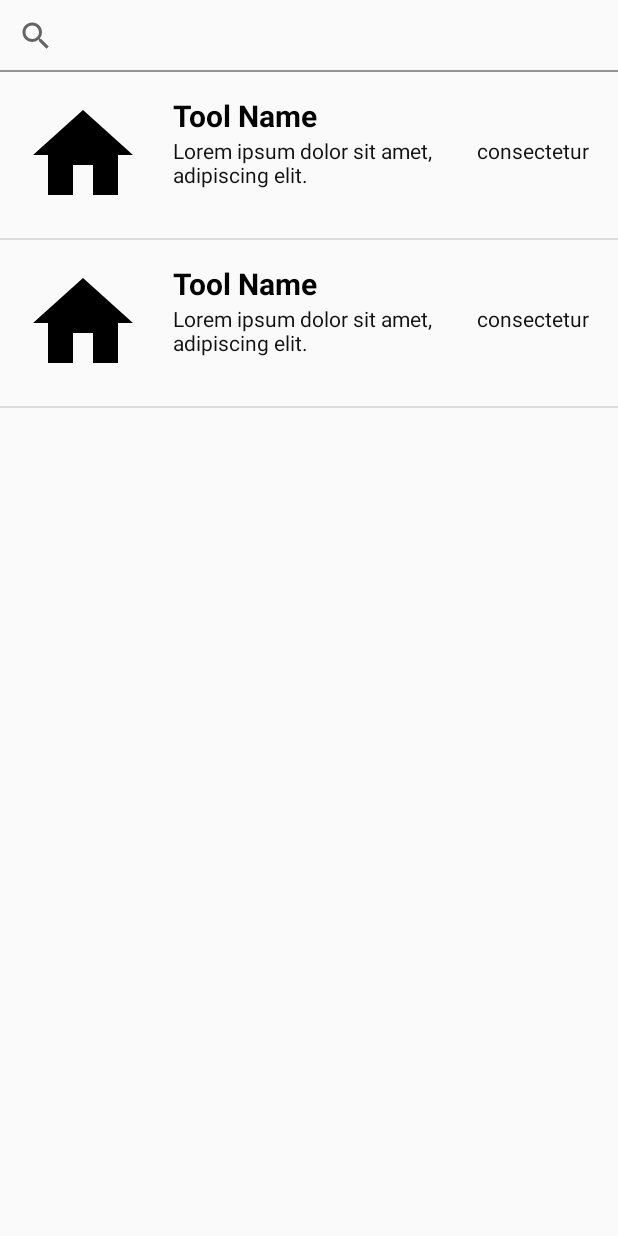
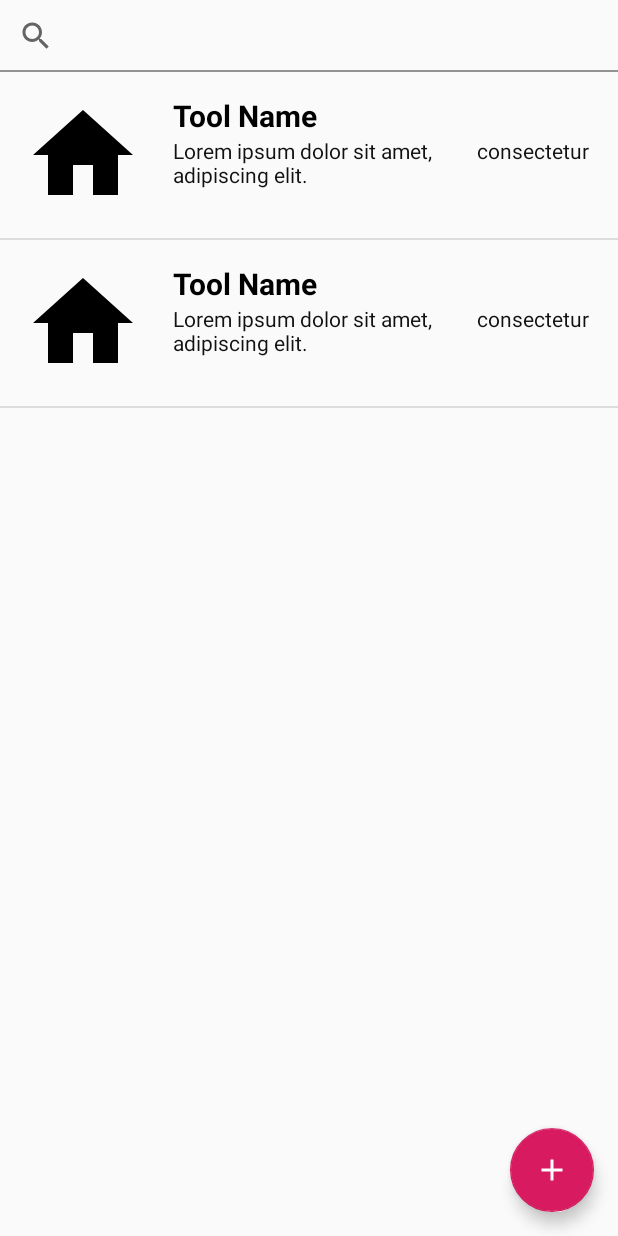
Before and after one commit to MTNANCE/ToolSquirrel, an Android app: the fragment ProjectFragment shown on its own in the app's theme, on a phone screen of 412 x 824 dp. Run offline under Robolectric (Android 15) with nearby library versions, the phone set to English and light mode, and no system bars; our stand-ins replace Picasso; network calls fail; pictures from the network do not load; 3 statements that could not run were skipped.

Commit message:
Added search functionality to Home and fab button to projects

```diff
--- a/app/src/main/java/no/purplecloud/toolsquirrel/ui/project/ProjectFragment.java
+++ b/app/src/main/java/no/purplecloud/toolsquirrel/ui/project/ProjectFragment.java
@@ -13,6 +13,8 @@ import androidx.recyclerview.widget.DividerItemDecoration;
 import androidx.recyclerview.widget.LinearLayoutManager;
 import androidx.recyclerview.widget.RecyclerView;
 
+import com.google.android.material.floatingactionbutton.FloatingActionButton;
+
 import no.purplecloud.toolsquirrel.R;
 
 public class ProjectFragment extends Fragment {
@@ -27,6 +29,8 @@ public class ProjectFragment extends Fragment {
         View rootView = inflater.inflate(R.layout.fragment_projects, container, false);
         // The recycler view
         RecyclerView recyclerView = rootView.findViewById(R.id.projects_recycler_view);
+        // Floating Action Add Button
+        FloatingActionButton fab = rootView.findViewById(R.id.fab);
         // Linear layout
         LinearLayoutManager linearLayoutManager = new LinearLayoutManager(recyclerView.getContext());
         recyclerView.setLayoutManager(linearLayoutManager);
--- /dev/null
+++ b/app/src/main/res/drawable/ic_add_white_24dp.xml
@@ -0,0 +1,5 @@
+<vector android:height="24dp" android:tint="#FFFFFF"
+    android:viewportHeight="24.0" android:viewportWidth="24.0"
+    android:width="24dp" xmlns:android="http://schemas.android.com/apk/res/android">
+    <path android:fillColor="#FF000000" android:pathData="M19,13h-6v6h-2v-6H5v-2h6V5h2v6h6v2z"/>
+</vector>
--- a/app/src/main/res/layout/fragment_projects.xml
+++ b/app/src/main/res/layout/fragment_projects.xml
@@ -1,8 +1,14 @@
 <?xml version="1.0" encoding="utf-8"?>
-<RelativeLayout xmlns:android="http://schemas.android.com/apk/res/android"
+<androidx.coordinatorlayout.widget.CoordinatorLayout xmlns:android="http://schemas.android.com/apk/res/android"
     xmlns:tools="http://schemas.android.com/tools"
     android:layout_width="match_parent"
-    android:layout_height="match_parent">
+    android:layout_height="match_parent"
+    android:id="@+id/projects_parent"
+    xmlns:app="http://schemas.android.com/apk/res-auto">
+
+    <RelativeLayout
+        android:layout_width="match_parent"
+        android:layout_height="wrap_content">
 
         <SearchView
             android:layout_width="match_parent"
@@ -24,3 +30,14 @@
             android:layout_below="@id/projects_search"/>
 
     </RelativeLayout>
+
+    <com.google.android.material.floatingactionbutton.FloatingActionButton
+        android:id="@+id/fab"
+        android:layout_width="wrap_content"
+        android:layout_height="wrap_content"
+        android:layout_gravity="bottom|end"
+        android:layout_margin="@dimen/fab_margin"
+        android:layout_alignBottom="@id/projects_parent"
+        android:src="@drawable/ic_add_white_24dp"/>
+
+</androidx.coordinatorlayout.widget.CoordinatorLayout>
```
Also changed, not shown: app/src/main/java/no/purplecloud/toolsquirrel/ui/home/HomeFragment.java (+28 -0 lines), app/src/main/java/no/purplecloud/toolsquirrel/ui/home/HomeViewModel.java (+21 -0 lines). Lines whose indentation alone changed are shown as unchanged.
